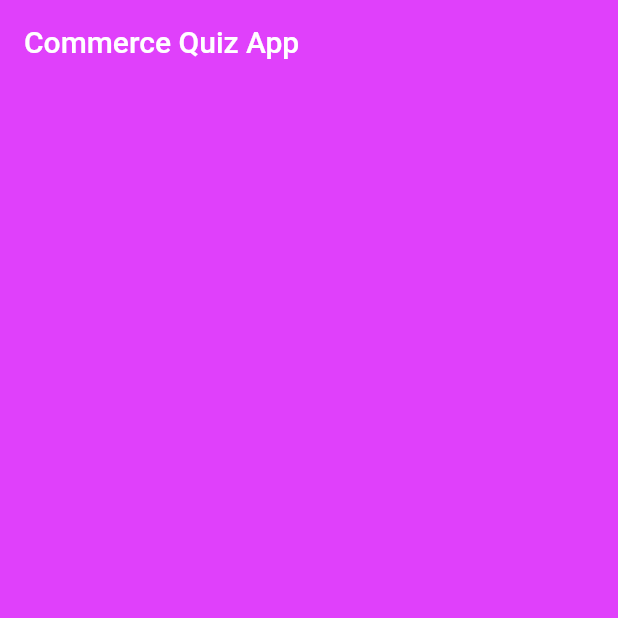
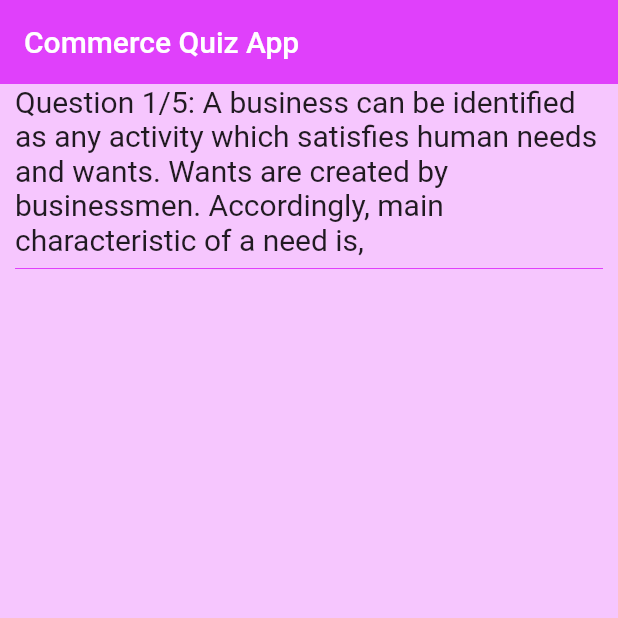
Before and after one commit to Chamidilshan/Quiz_app, a Flutter app: the screen it shows after launch, on a phone screen of 412 x 824 dp, the top half of it. Run offline on Flutter 3.47's test engine with Material 2 defaults, Android fonts, the light colour scheme and no system bars.

Commit message:
added questions widget

```diff
--- a/lib/pages/home_screen.dart
+++ b/lib/pages/home_screen.dart
@@ -1,3 +1,4 @@
+import 'package:commerce_quiz_qpp/widgets/question_widget.dart';
 import 'package:flutter/material.dart';
 import 'package:commerce_quiz_qpp/constants/constants.dart';
 import 'package:commerce_quiz_qpp/models/question_model.dart';
@@ -79,6 +80,21 @@ class _HomePageState extends State<HomePage> {
         ),
       ),
       backgroundColor: backColor,
+      body: Container(
+        color: normalColor,
+        width: double.infinity,
+        padding: EdgeInsets.symmetric(horizontal: 10.0),
+        child: Column(
+          children: [
+            QuestionWidget(
+                question: _qestions[index].text,
+                indexAction: index,
+                totalQuestions: _qestions.length
+            ),
+            Divider(color: backColor,)
+          ],
+        ),
+      ),
     );
   }
 }
--- /dev/null
+++ b/lib/widgets/question_widget.dart
@@ -0,0 +1,28 @@
+import 'package:commerce_quiz_qpp/constants/constants.dart';
+import 'package:flutter/material.dart';
+
+class QuestionWidget extends StatelessWidget {
+  const QuestionWidget({
+    Key? key,
+    required this.question,
+    required this.indexAction,
+    required this.totalQuestions
+  }) : super(key: key);
+
+  final String question;
+  final int indexAction;
+  final int totalQuestions;
+
+  @override
+  Widget build(BuildContext context) {
+    return Container(
+      alignment: Alignment.centerLeft,
+      child: Text(
+          'Question ${indexAction + 1}/$totalQuestions: $question',
+        style: TextStyle(
+          fontSize: 20.0
+        ),
+      ),
+    );
+  }
+}
```
